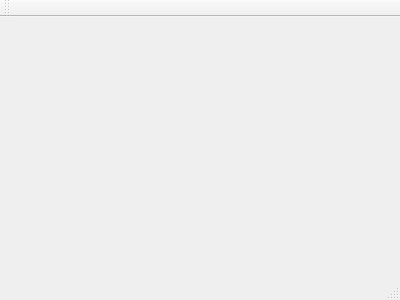
The window that src/mainwindow.ui (m-anwr/DSProject) describes before a commit, drawn with Qt 5.
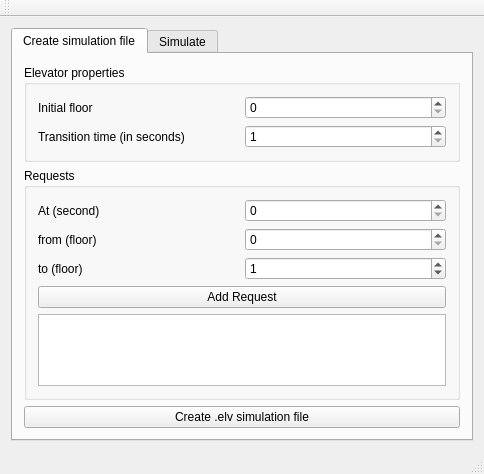
The same window after the commit.

Commit message: Initial GUI + Request class

Patch:
```diff
--- a/src/mainwindow.ui
+++ b/src/mainwindow.ui
@@ -1,24 +1,219 @@
 <ui version="4.0">
  <class>MainWindow</class>
- <widget class="QMainWindow" name="MainWindow" >
-  <property name="geometry" >
+ <widget class="QMainWindow" name="MainWindow">
+  <property name="geometry">
    <rect>
     <x>0</x>
     <y>0</y>
-    <width>400</width>
-    <height>300</height>
+    <width>484</width>
+    <height>470</height>
    </rect>
   </property>
   <property name="windowTitle" >
    <string>MainWindow</string>
   </property>
-  <widget class="QMenuBar" name="menuBar" />
-  <widget class="QToolBar" name="mainToolBar" />
-  <widget class="QWidget" name="centralWidget" />
-  <widget class="QStatusBar" name="statusBar" />
+  <widget class="QWidget" name="centralWidget">
+   <layout class="QGridLayout" name="gridLayout">
+    <item row="0" column="0">
+     <widget class="QTabWidget" name="tabWidget">
+      <property name="currentIndex">
+       <number>0</number>
+      </property>
+      <widget class="QWidget" name="file_creator">
+       <attribute name="title">
+        <string>Create simulation file</string>
+       </attribute>
+       <layout class="QGridLayout" name="gridLayout_2">
+        <item row="1" column="0">
+         <widget class="QGroupBox" name="groupBox_2">
+          <property name="title">
+           <string>Requests</string>
+          </property>
+          <layout class="QGridLayout" name="gridLayout_3">
+           <item row="3" column="0" colspan="2">
+            <widget class="QPushButton" name="addRequestBtn">
+             <property name="text">
+              <string>Add Request</string>
+             </property>
+            </widget>
+           </item>
+           <item row="0" column="0">
+            <widget class="QLabel" name="label_3">
+             <property name="text">
+              <string>At (second)</string>
+             </property>
+            </widget>
+           </item>
+           <item row="0" column="1">
+            <widget class="QSpinBox" name="reqAt"/>
+           </item>
+           <item row="4" column="0" colspan="2">
+            <widget class="QTableWidget" name="reqTable">
+             <property name="columnCount">
+              <number>3</number>
+             </property>
+             <attribute name="horizontalHeaderVisible">
+              <bool>false</bool>
+             </attribute>
+             <attribute name="horizontalHeaderCascadingSectionResizes">
+              <bool>false</bool>
+             </attribute>
+             <attribute name="horizontalHeaderShowSortIndicator" stdset="0">
+              <bool>false</bool>
+             </attribute>
+             <attribute name="horizontalHeaderStretchLastSection">
+              <bool>false</bool>
+             </attribute>
+             <attribute name="verticalHeaderVisible">
+              <bool>false</bool>
+             </attribute>
+             <column/>
+             <column/>
+             <column/>
+            </widget>
+           </item>
+           <item row="1" column="0">
+            <widget class="QLabel" name="label_4">
+             <property name="text">
+              <string>from (floor)</string>
+             </property>
+            </widget>
+           </item>
+           <item row="2" column="0">
+            <widget class="QLabel" name="label_5">
+             <property name="text">
+              <string>to (floor)</string>
+             </property>
+            </widget>
+           </item>
+           <item row="1" column="1">
+            <widget class="QSpinBox" name="reqFrom">
+             <property name="maximum">
+              <number>4</number>
+             </property>
+            </widget>
+           </item>
+           <item row="2" column="1">
+            <widget class="QSpinBox" name="reqTo">
+             <property name="maximum">
+              <number>4</number>
+             </property>
+             <property name="value">
+              <number>1</number>
+             </property>
+            </widget>
+           </item>
+          </layout>
+         </widget>
+        </item>
+        <item row="0" column="0">
+         <widget class="QGroupBox" name="groupBox">
+          <property name="title">
+           <string>Elevator properties</string>
+          </property>
+          <layout class="QGridLayout" name="gridLayout_4">
+           <item row="0" column="0">
+            <widget class="QLabel" name="label">
+             <property name="text">
+              <string>Initial floor</string>
+             </property>
+            </widget>
+           </item>
+           <item row="0" column="1">
+            <widget class="QSpinBox" name="elvInitialFloor">
+             <property name="maximum">
+              <number>4</number>
+             </property>
+            </widget>
+           </item>
+           <item row="1" column="0">
+            <widget class="QLabel" name="label_2">
+             <property name="text">
+              <string>Transition time (in seconds)</string>
+             </property>
+            </widget>
+           </item>
+           <item row="1" column="1">
+            <widget class="QSpinBox" name="elvTransitionTime">
+             <property name="minimum">
+              <number>1</number>
+             </property>
+             <property name="maximum">
+              <number>5</number>
+             </property>
+            </widget>
+           </item>
+          </layout>
+         </widget>
+        </item>
+        <item row="2" column="0">
+         <widget class="QPushButton" name="createSimFileBtn">
+          <property name="text">
+           <string>Create .elv simulation file</string>
+          </property>
+         </widget>
+        </item>
+       </layout>
+      </widget>
+      <widget class="QWidget" name="sim">
+       <property name="toolTip">
+        <string/>
+       </property>
+       <attribute name="title">
+        <string>Simulate</string>
+       </attribute>
+       <attribute name="toolTip">
+        <string>Select .elv file to simulate</string>
+       </attribute>
+       <layout class="QGridLayout" name="gridLayout_5">
+        <item row="0" column="1">
+         <widget class="QPushButton" name="selectSimFileBtn">
+          <property name="text">
+           <string>Select File</string>
+          </property>
+         </widget>
+        </item>
+        <item row="0" column="0">
+         <widget class="QLabel" name="simFilePath">
+          <property name="text">
+           <string>No sim file selected</string>
+          </property>
+         </widget>
+        </item>
+        <item row="1" column="0" colspan="2">
+         <widget class="QPushButton" name="startSimBtn">
+          <property name="text">
+           <string>Start Simulation</string>
+          </property>
+         </widget>
+        </item>
+       </layout>
+      </widget>
+     </widget>
+    </item>
+   </layout>
+  </widget>
+  <widget class="QMenuBar" name="menuBar">
+   <property name="geometry">
+    <rect>
+     <x>0</x>
+     <y>0</y>
+     <width>484</width>
+     <height>21</height>
+    </rect>
+   </property>
+  </widget>
+  <widget class="QToolBar" name="mainToolBar">
+   <attribute name="toolBarArea">
+    <enum>TopToolBarArea</enum>
+   </attribute>
+   <attribute name="toolBarBreak">
+    <bool>false</bool>
+   </attribute>
+  </widget>
+  <widget class="QStatusBar" name="statusBar"/>
  </widget>
- <layoutDefault spacing="6" margin="11" />
- <pixmapfunction></pixmapfunction>
+ <layoutdefault spacing="6" margin="11"/>
  <resources/>
  <connections/>
 </ui>
```
Left out of the diff: 3 changed lines with no effect on the pictures. The commit also changes 5 other files.
